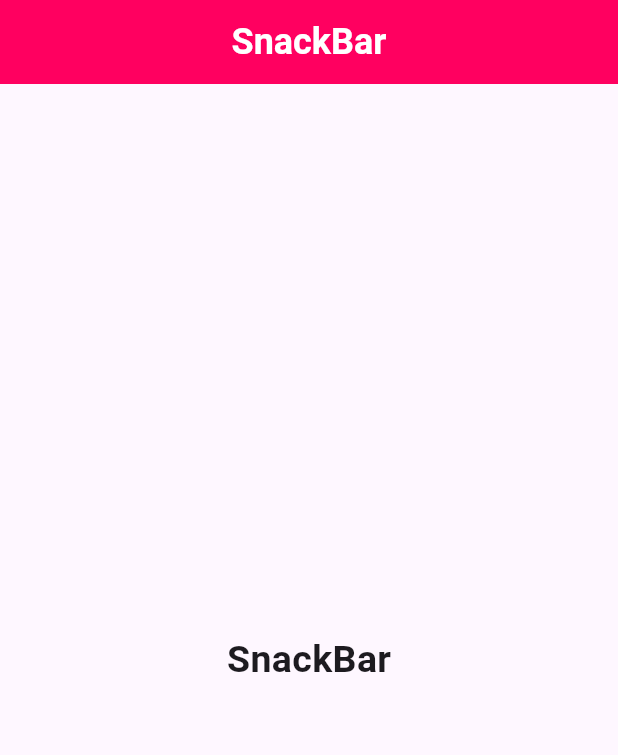
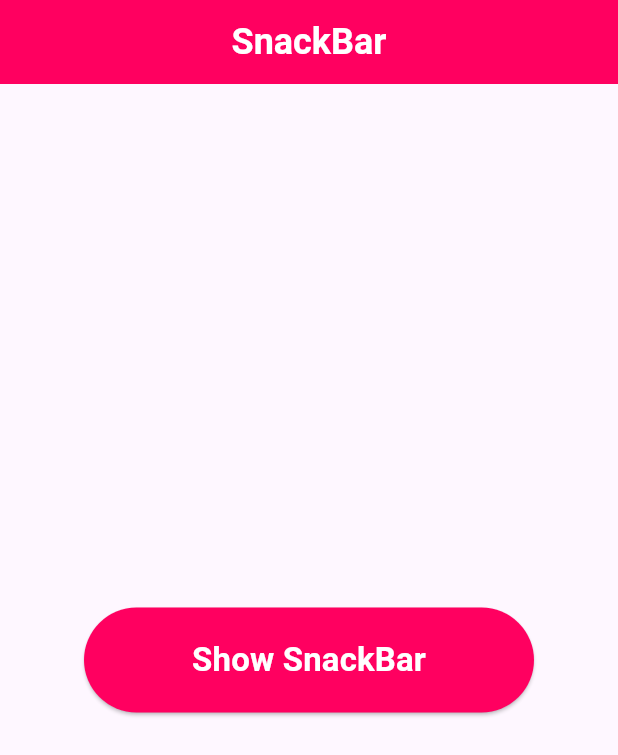
Before and after one commit to alhasann351/snackbar, a Flutter app: the screen it shows after launch, on a phone screen of 412 x 824 dp. Shown: the top 755 px of the screen. Run offline on Flutter 3.47's test engine with Material 3 defaults, Android fonts, the phone set to English and light mode, and no system bars.

Commit message:
snackBar added

```diff
--- a/lib/main.dart
+++ b/lib/main.dart
@@ -13,6 +13,9 @@ class MyApp extends StatelessWidget {
       debugShowCheckedModeBanner: false,
       theme: ThemeData(
         primaryColor: const Color(0xFFFF0060),
+        textTheme: const TextTheme(
+          labelLarge: TextStyle(fontSize: 18),
+        ),
       ),
       home: const MyHomePage(),
     );
@@ -27,22 +30,70 @@ class MyHomePage extends StatefulWidget {
 }
 
 class _MyHomePageState extends State<MyHomePage> {
+  //create snackBar
+  mySnackBar(context, msg) {
+    return ScaffoldMessenger.of(context).showSnackBar(
+      SnackBar(
+        content: Text(
+          msg,
+          style: const TextStyle(
+            fontWeight: FontWeight.bold,
+            fontSize: 20,
+            color: Colors.white,
+          ),
+        ),
+        backgroundColor: Theme.of(context).primaryColor,
+        //behavior: SnackBarBehavior.floating,
+        //shape: const StadiumBorder(),
+        //padding: const EdgeInsets.all(15),
+        action: SnackBarAction(
+          label: 'Dismiss',
+          textColor: Colors.yellow,
+          onPressed: () {
+            ScaffoldMessenger.of(context).hideCurrentSnackBar();
+          },
+        ),
+      ),
+    );
+  }
+
   @override
   Widget build(BuildContext context) {
     return Scaffold(
       appBar: AppBar(
         centerTitle: true,
         backgroundColor: Theme.of(context).primaryColor,
-        title: const Text('SnackBar', style: TextStyle(fontWeight: FontWeight.bold, fontSize: 24, color: Colors.white,),),
+        title: const Text(
+          'SnackBar',
+          style: TextStyle(
+            fontWeight: FontWeight.bold,
+            fontSize: 24,
+            color: Colors.white,
+          ),
+        ),
       ),
-      body: const Center(
-          child: Text(
-        'SnackBar',
-        style: TextStyle(
-          fontSize: 25,
-          fontWeight: FontWeight.bold,
+      body: Center(
+        child: SizedBox(
+          height: 70,
+          width: 300,
+          child: ElevatedButton(
+            style: ElevatedButton.styleFrom(
+              backgroundColor: Theme.of(context).primaryColor,
+            ),
+            onPressed: () {
+              mySnackBar(context, 'SnackBar Show...');
+            },
+            child: const Text(
+              'Show SnackBar',
+              style: TextStyle(
+                color: Colors.white,
+                fontSize: 22,
+                fontWeight: FontWeight.bold,
+              ),
+            ),
+          ),
         ),
-      )),
+      ),
     );
   }
 }
```
